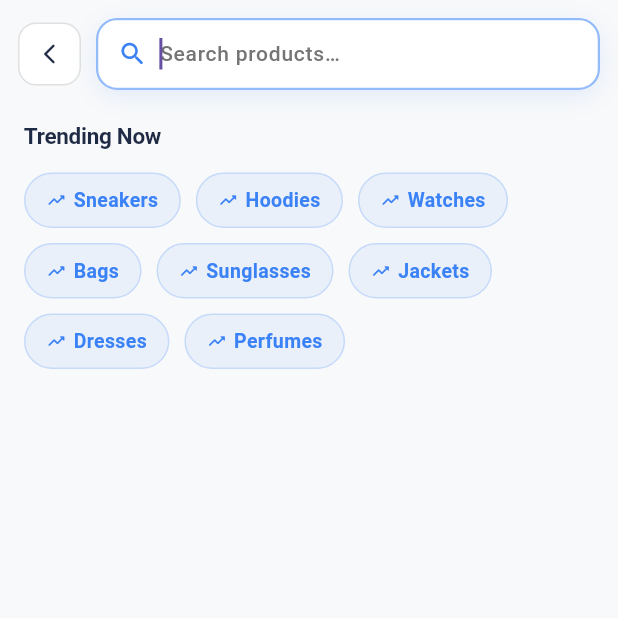
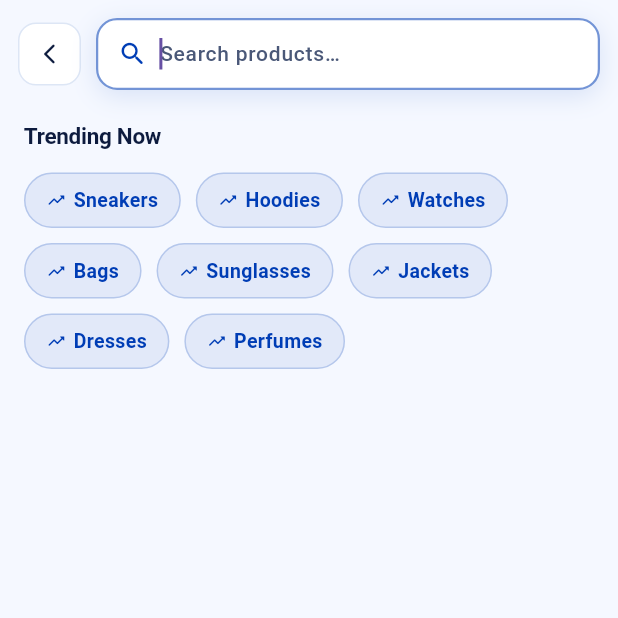
Before and after one commit to ghazanfar-ali-tech/ecommerce-fullstack-app, a Flutter app: the SearchScreen screen opened directly, on a phone screen of 412 x 824 dp, the top half of it. Run offline on Flutter 3.47's test engine with Material 3 defaults, Android fonts, the phone set to English and light mode, and no system bars; our stand-ins replace animate_do, app_links, carousel_slider, cloud_firestore, dropdown_button2, firebase_auth and 23 more; missing offline and left inert: ar_flutter_plugin_2, cloudinary_public, flutter_stripe; accounts and stored records are empty; network calls fail.

Commit message:
color file updated

```diff
--- a/lib/resources/components/appColor.dart
+++ b/lib/resources/components/appColor.dart
@@ -1,85 +1,162 @@
-import 'dart:ui';
 import 'package:flutter/material.dart';
+
+// ============================================================
+// 60 - 30 - 10 COLOR RULE
+// 60% → Cool white / deep navy  (backgrounds, text, borders)
+// 30% → Deep navy → ocean blue  (brand, nav, buttons, icons)
+// 10% → Warm orange             (CTA — Buy Now, Add to Cart)
+// ============================================================
 
 class AppColors {
 
   // ==============================
-  // Primary Brand Colors
-  // ==============================
-  static const Color primary = Color(0xFF3B82F6);
-  static const Color primaryLight = Color(0xFFEFF6FF);
-  static const Color primaryDark = Color(0xFF1E40AF);
-
-  // ==============================
-  // Ecommerce Action Buttons
-  // ==============================
-
-  // Main actions (Add to Cart, Buy Now, Checkout)
-  static const Color primaryButton = Color(0xFFFF6F00);
-  static const Color primaryButtonText = Colors.white;
-
-  // Secondary buttons (View Details, Continue Shopping)
-  static const Color secondaryButtonBorder = Color(0xFF1565C0);
-  static const Color secondaryButtonText = Color(0xFF1565C0);
-
-  // Disabled buttons
-  static const Color disabledButton = Color(0xFFBDBDBD);
-  static const Color disabledButtonText = Color(0xFF757575);
-
-  // ==============================
-  // Background Colors
+  // 60% — Neutral Base
   // ==============================
   static Color background(BuildContext context) =>
       Theme.of(context).brightness == Brightness.dark
-          ? const Color(0xFF121212)
-          : const Color(0xFFF8F9FA);
+          ? const Color(0xFF090E1A)
+          : const Color(0xFFF5F8FF);
 
   static Color cardBackground(BuildContext context) =>
       Theme.of(context).brightness == Brightness.dark
-          ? const Color(0xFF1E1E1E)
-          : Colors.white;
+          ? const Color(0xFF111827)
+          : const Color(0xFFFFFFFF);
 
-  // ==============================
-  // Text Colors
-  // ==============================
+  static Color surfaceVariant(BuildContext context) =>
+      Theme.of(context).brightness == Brightness.dark
+          ? const Color(0xFF1A2540)
+          : const Color(0xFFEBF3FF);
+
   static Color textPrimary(BuildContext context) =>
       Theme.of(context).brightness == Brightness.dark
-          ? Colors.white
-          : const Color(0xFF1F2A44);
+          ? const Color(0xFFE8F0FF)
+          : const Color(0xFF0D1B3E);
 
   static Color textSecondary(BuildContext context) =>
       Theme.of(context).brightness == Brightness.dark
-          ? Colors.grey[400]!
-          : Colors.grey[600]!;
+          ? const Color(0xFF6B7A99)
+          : const Color(0xFF4A5878);
+
+  static Color textHint(BuildContext context) =>
+      Theme.of(context).brightness == Brightness.dark
+          ? const Color(0xFF2E3D5C)
+          : const Color(0xFFABB8D4);
+
+  static Color border(BuildContext context) =>
+      Theme.of(context).brightness == Brightness.dark
+          ? const Color(0xFF1A2540)
+          : const Color(0xFFDDE6F5);
+
+  static Color divider(BuildContext context) =>
+      Theme.of(context).brightness == Brightness.dark
+          ? const Color(0xFF111827)
+          : const Color(0xFFEEF4FF);
+
+  static Color shadow(BuildContext context) =>
+      Theme.of(context).brightness == Brightness.dark
+          ? Colors.black.withOpacity(0.5)
+          : const Color(0xFF003DB5).withOpacity(0.10);
+
+  // ==============================
+  // 30% — Deep Navy → Ocean Blue
+  // ==============================
+  static const Color primary      = Color(0xFF003DB5); // deep navy blue
+  static const Color primaryEnd   = Color(0xFF0284C7); // ocean blue
+  static const Color primaryDark  = Color(0xFF002E8A); // pressed state
+  static const Color primaryDeep  = Color(0xFF001F5E); // dark mode deep
+  static const Color primaryLight = Color(0xFFEBF3FF); // bg tint / chips
+  static const Color primarySoft  = Color(0xFFBFDBFE); // soft tint
+
+  // Main gradient — buttons, active nav, selected tabs
+  static const LinearGradient primaryGradient = LinearGradient(
+    begin: Alignment.centerLeft,
+    end: Alignment.centerRight,
+    colors: [Color(0xFF003DB5), Color(0xFF0284C7)],
+  );
+
+  // Hero / banner gradient
+  static const LinearGradient heroGradient = LinearGradient(
+    begin: Alignment.topLeft,
+    end: Alignment.bottomRight,
+    colors: [Color(0xFF090E1A), Color(0xFF003DB5)],
+  );
+
+  // Subtle card tint — promo cards, featured sections
+  static const LinearGradient cardGradient = LinearGradient(
+    begin: Alignment.topLeft,
+    end: Alignment.bottomRight,
+    colors: [Color(0xFF003DB5), Color(0xFF0284C7)],
+  );
+
+  static Color primaryText(BuildContext context) =>
+      Theme.of(context).brightness == Brightness.dark
+          ? const Color(0xFF60A5FA)
+          : const Color(0xFF003DB5);
+
+  static Color primaryContainer(BuildContext context) =>
+      Theme.of(context).brightness == Brightness.dark
+          ? const Color(0xFF001F5E)
+          : const Color(0xFFEBF3FF);
+
+  // ==============================
+  // 10% — Warm Orange CTA (Buy Now / Add to Cart only)
+  // ==============================
+  static const Color accent      = Color(0xFFFF6B35);
+  static const Color accentDark  = Color(0xFFE85A24);
+  static const Color accentDeep  = Color(0xFF7A2810);
+  static const Color accentLight = Color(0xFFFFF1EC);
+  static const Color accentSoft  = Color(0xFFFFD4C2);
+
+  // CTA gradient — Buy Now, Add to Cart, Checkout
+  static const LinearGradient accentGradient = LinearGradient(
+    begin: Alignment.centerLeft,
+    end: Alignment.centerRight,
+    colors: [Color(0xFFFF6B35), Color(0xFFFFB347)],
+  );
+
+  static Color accentText(BuildContext context) =>
+      Theme.of(context).brightness == Brightness.dark
+          ? const Color(0xFFFFB899)
+          : const Color(0xFF7A2810);
+
+  // ==============================
+  // Semantic / Status Colors
+  // ==============================
+  static const Color success      = Color(0xFF10B981);
+  static const Color successLight = Color(0xFFD1FAE5);
+  static const Color error        = Color(0xFFEF4444);
+  static const Color errorLight   = Color(0xFFFEE2E2);
+  static const Color warning      = Color(0xFFF59E0B);
+  static const Color warningLight = Color(0xFFFEF3C7);
+  static const Color info         = Color(0xFF3B82F6);
+  static const Color infoLight    = Color(0xFFDBEAFE);
 
   // ==============================
   // Icon Colors
   // ==============================
-  static const Color iconPrimary = Color(0xFF3B82F6);
+  static const Color iconBrand = Color(0xFF003DB5);
 
-  static Color iconSecondary(BuildContext context) =>
+  static Color iconDefault(BuildContext context) =>
       Theme.of(context).brightness == Brightness.dark
-          ? Colors.grey[400]!
-          : Colors.grey[600]!;
+          ? const Color(0xFF6B7A99)
+          : const Color(0xFF4A5878);
 
   // ==============================
-  // Status Colors
+  // Button Shadow Helper
   // ==============================
-  static const Color success = Color(0xFF22C55E);
-  static const Color error = Color(0xFFEF4444);
-  static const Color warning = Color(0xFFF59E0B);
-  static const Color info = Color(0xFF6B7280);
+  static List<BoxShadow> primaryShadow = [
+    BoxShadow(
+      color: const Color(0xFF003DB5).withOpacity(0.35),
+      blurRadius: 14,
+      offset: const Offset(0, 5),
+    ),
+  ];
 
-  // ==============================
-  // Borders & Shadows
-  // ==============================
-  static Color border(BuildContext context) =>
-      Theme.of(context).brightness == Brightness.dark
-          ? Colors.grey[800]!
-          : Colors.grey[300]!;
-
-  static Color shadow(BuildContext context) =>
-      Theme.of(context).brightness == Brightness.dark
-          ? Colors.black.withOpacity(0.3)
-          : Colors.grey.withOpacity(0.2);
+  static List<BoxShadow> accentShadow = [
+    BoxShadow(
+      color: const Color(0xFFFF6B35).withOpacity(0.35),
+      blurRadius: 14,
+      offset: const Offset(0, 5),
+    ),
+  ];
 }
--- a/lib/views/admin_screens/brand_management_screen.dart
+++ b/lib/views/admin_screens/brand_management_screen.dart
@@ -52,7 +52,7 @@ class _BrandManagementScreenState extends State<BrandManagementScreen> {
       context: context,
       builder: (dialogContext) => StatefulBuilder(
         builder: (ctx, setDialogState) {
-          final viewModel = context.read<AdminViewModel>();
+
 
           return AlertDialog(
             title: const Text('Add Brand'),
--- a/lib/views/auth_screens/forgot_password_screen.dart
+++ b/lib/views/auth_screens/forgot_password_screen.dart
@@ -82,7 +82,7 @@ class _ForgotPasswordScreenState extends State<ForgotPasswordScreen> {
                     controller: emailController,
                     decoration: InputDecoration(
                       hintText: 'Enter your email',
-                      prefixIcon: const Icon(Icons.email_outlined,color: AppColors.iconPrimary,),
+                      prefixIcon: const Icon(Icons.email_outlined,color: AppColors.primary,),
                       filled: true,
                       fillColor: AppColors.cardBackground(context),
                       border: OutlineInputBorder(
--- a/lib/views/home_screen/home_screen.dart
+++ b/lib/views/home_screen/home_screen.dart
@@ -200,7 +200,7 @@ class _HomeScreenState extends State<HomeScreen> {
                                           width: 14,
                                           height: 14,
                                           decoration: BoxDecoration(
-                                            color: AppColors.primaryButton,
+                                            color: AppColors.accent,
                                             shape: BoxShape.circle,
                                           ),
                                           child: Center(
@@ -802,7 +802,7 @@ class _ProductCard extends StatelessWidget {
                             width: 32,
                             height: 32,
                             decoration: BoxDecoration(
-                              color: AppColors.primaryButton,
+                              color: AppColors.accent,
                               borderRadius: BorderRadius.circular(10),
                             ),
                             child: const Icon(
--- a/lib/views/home_screen/search_screen.dart
+++ b/lib/views/home_screen/search_screen.dart
@@ -722,7 +722,7 @@ class _SearchProductCard extends StatelessWidget {
                             width: 32,
                             height: 32,
                             decoration: BoxDecoration(
-                              color: AppColors.primaryButton,
+                           color: AppColors.accent,
                               borderRadius:
                                   BorderRadius.circular(10),
                             ),
```
Also changed, not shown: lib/bootstrap_app.dart (+4 -7 lines), lib/resources/components/custom_field.dart (+32 -4 lines), lib/views/auth_screens/auth_screen.dart (+17 -26 lines).
